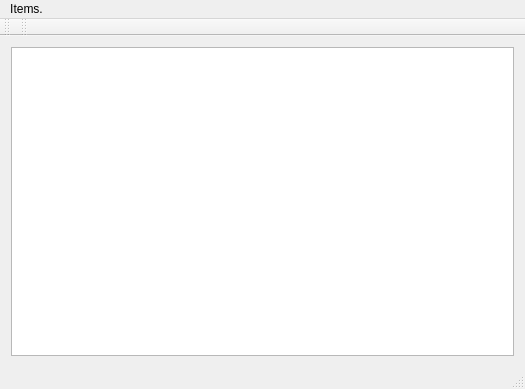
The window that mainwindow.ui (sutajiokousagi/xtaf-explorer) describes before a commit, drawn with Qt 5.
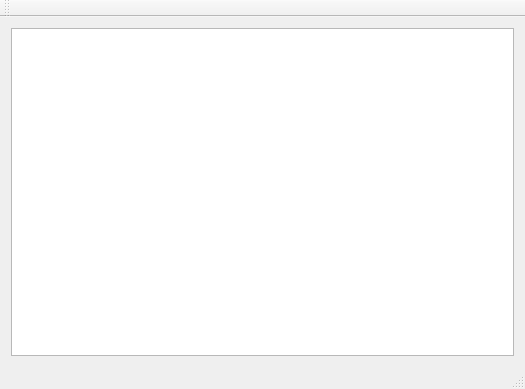
The same window after the commit.

The edit to the form file:
```diff
--- a/mainwindow.ui
+++ b/mainwindow.ui
@@ -33,21 +33,6 @@
      <height>21</height>
     </rect>
    </property>
-   <widget class="QMenu" name="menuItems">
-    <property name="title">
-     <string>Items.</string>
-    </property>
-    <addaction name="separator"/>
-   </widget>
-   <addaction name="menuItems"/>
-  </widget>
-  <widget class="QToolBar" name="mainToolBar">
-   <attribute name="toolBarArea">
-    <enum>TopToolBarArea</enum>
-   </attribute>
-   <attribute name="toolBarBreak">
-    <bool>false</bool>
-   </attribute>
   </widget>
   <widget class="QStatusBar" name="statusBar"/>
   <widget class="QToolBar" name="toolBar">
```
Left out of the diff: 2 changed lines with no effect on the pictures.
